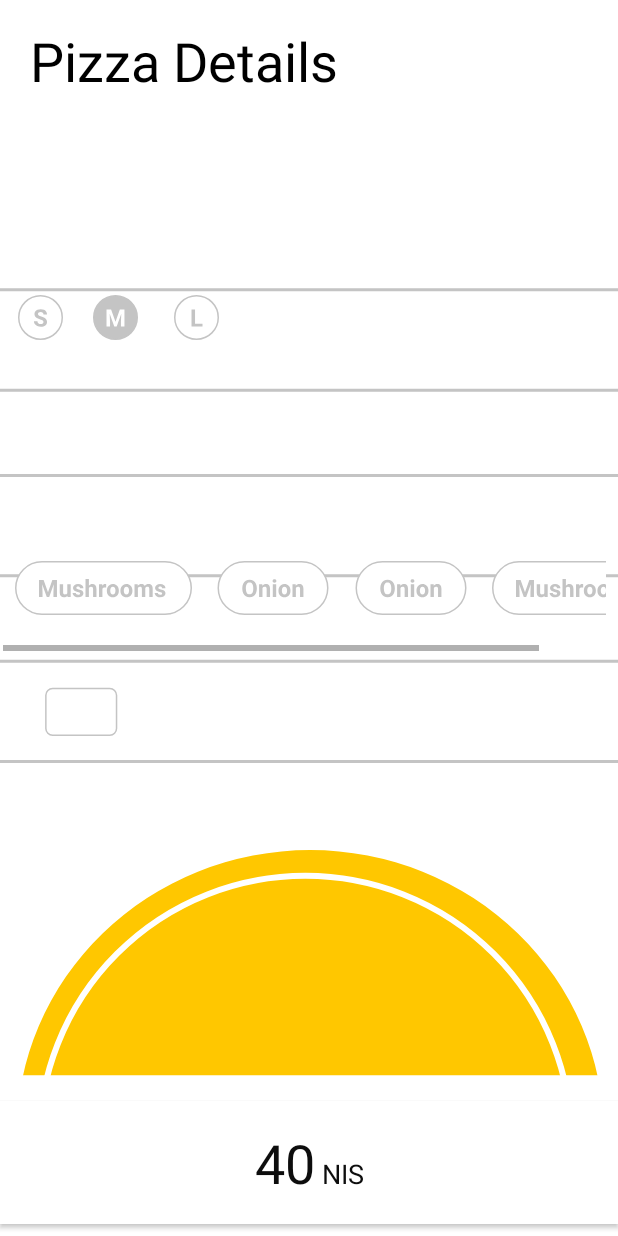
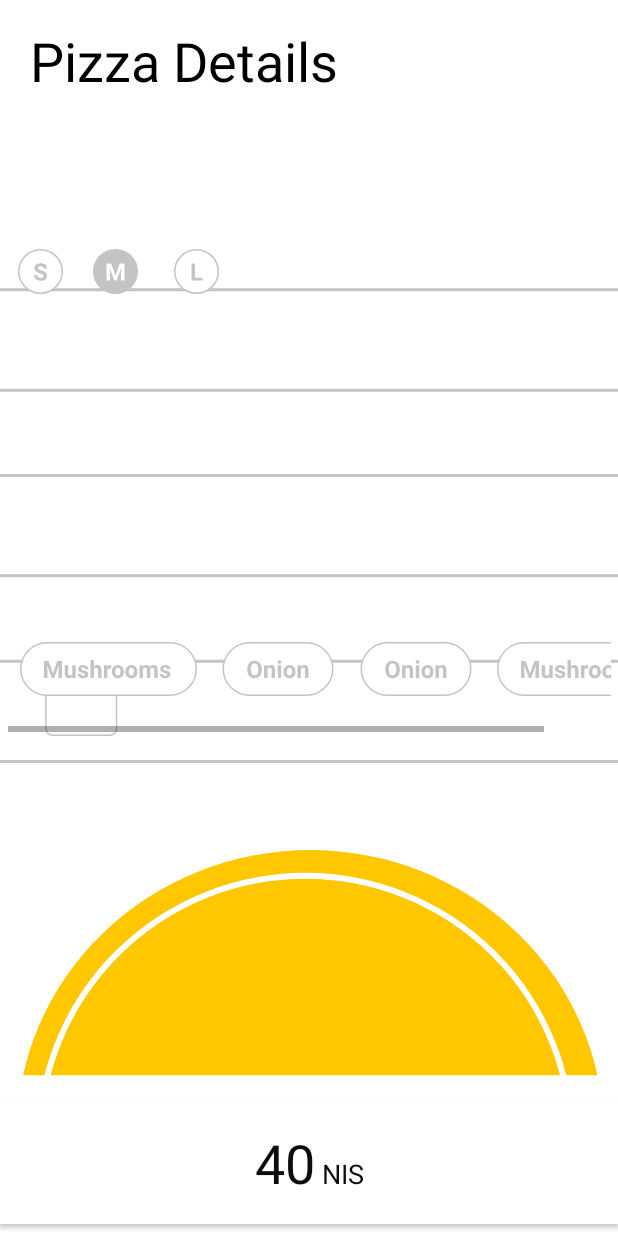
Before and after one commit to galpinto25/Pizzz, an Android app: the MainActivity screen opened directly, with no data from a screen before it, on a phone screen of 412 x 824 dp. Run offline under Robolectric (Android 15) with nearby library versions, the light colour scheme and no system bars; Roboto replaces fonts that are not available here.

Commit message:
fixed constraints

```diff
--- a/app/src/main/java/android/example/pizzz/MainActivity.java
+++ b/app/src/main/java/android/example/pizzz/MainActivity.java
@@ -49,7 +49,7 @@ public class MainActivity extends AppCompatActivity {
             mLbutton.setImageResource(R.drawable.ic_large_w);
         }
         mSize = pizzaSize;
-        SpannableString priceString=  new SpannableString(mPrice + mExtraPrice + currency);
+        SpannableString priceString = new SpannableString(mPrice + mExtraPrice + currency);
         int priceLen = Integer.toString(mPrice + mExtraPrice).length();
         priceString.setSpan(new RelativeSizeSpan(2f), 0, priceLen, 0); // set size
         mTotalPrice.setText(priceString);
@@ -67,7 +67,7 @@ public class MainActivity extends AppCompatActivity {
             mMushroomsbutton.setImageResource(R.drawable.ic_mushrooms_g);
             mExtraPrice += 5;
         }
-        SpannableString priceString=  new SpannableString(mPrice + mExtraPrice + currency);
+        SpannableString priceString = new SpannableString(mPrice + mExtraPrice + currency);
         int priceLen = Integer.toString(mPrice + mExtraPrice).length();
         priceString.setSpan(new RelativeSizeSpan(2f), 0, priceLen, 0); // set size
         mTotalPrice.setText(priceString);
@@ -85,7 +85,7 @@ public class MainActivity extends AppCompatActivity {
             mMushroomsbutton.setImageResource(R.drawable.ic_mushrooms);
             mExtraPrice -= 5;
         }
-        SpannableString priceString=  new SpannableString(mPrice + mExtraPrice + currency);
+        SpannableString priceString = new SpannableString(mPrice + mExtraPrice + currency);
         int priceLen = Integer.toString(mPrice + mExtraPrice).length();
         priceString.setSpan(new RelativeSizeSpan(2f), 0, priceLen, 0); // set size
         mTotalPrice.setText(priceString);
--- a/app/src/main/res/layout/activity_main.xml
+++ b/app/src/main/res/layout/activity_main.xml
@@ -29,8 +29,8 @@
         android:id="@+id/relativeLayout"
         android:layout_width="162dp"
         android:layout_height="62dp"
+        android:layout_marginTop="85dp"
         android:layout_marginEnd="24dp"
-        android:layout_marginTop="116dp"
         app:layout_constraintEnd_toEndOf="parent"
         app:layout_constraintHorizontal_bias="0.0"
         app:layout_constraintStart_toStartOf="parent"
@@ -42,8 +42,8 @@
             android:layout_height="wrap_content"
             android:layout_alignParentStart="true"
             android:layout_marginLeft="8dp"
+            android:layout_marginTop="16dp"
             android:layout_marginRight="8dp"
-            android:layout_marginTop="16dp"
             android:layout_toLeftOf="@+id/m_button"
             android:background="@null"
             android:contentDescription="TODO"
@@ -57,8 +57,8 @@
             android:layout_width="wrap_content"
             android:layout_height="wrap_content"
             android:layout_marginLeft="8dp"
+            android:layout_marginTop="16dp"
             android:layout_marginRight="8dp"
-            android:layout_marginTop="16dp"
             android:layout_toLeftOf="@+id/l_button"
             android:background="@null"
             android:contentDescription="TODO"
@@ -73,8 +73,8 @@
             android:layout_height="wrap_content"
             android:layout_alignParentRight="true"
             android:layout_marginLeft="16dp"
+            android:layout_marginTop="16dp"
             android:layout_marginRight="16dp"
-            android:layout_marginTop="16dp"
             android:background="@null"
             android:contentDescription="TODO"
             android:onClick="ClickL"
@@ -87,12 +87,12 @@
     <HorizontalScrollView
         android:layout_width="402dp"
         android:layout_height="76dp"
-        android:layout_marginBottom="390dp"
+        android:layout_marginStart="16dp"
         android:layout_marginEnd="8dp"
-        android:layout_marginStart="16dp"
+        android:layout_marginBottom="336dp"
         app:layout_constraintBottom_toBottomOf="parent"
         app:layout_constraintEnd_toEndOf="parent"
-        app:layout_constraintHorizontal_bias="1.0"
+        app:layout_constraintHorizontal_bias="0.8"
         app:layout_constraintStart_toStartOf="parent">
 
         <LinearLayout
@@ -100,10 +100,10 @@
             android:layout_height="wrap_content"
             android:gravity="center|start"
             android:orientation="horizontal"
-            android:paddingBottom="16dp"
+            android:paddingStart="8dp"
+            android:paddingTop="16dp"
             android:paddingEnd="8dp"
-            android:paddingStart="8dp"
-            android:paddingTop="16dp">
+            android:paddingBottom="16dp">
 
             <ImageButton
                 android:id="@+id/button_mushrooms"
@@ -122,8 +122,8 @@
                 android:layout_width="wrap_content"
                 android:layout_height="wrap_content"
                 android:layout_alignParentBottom="true"
+                android:layout_marginStart="16dp"
                 android:layout_marginBottom="0dp"
-                android:layout_marginStart="16dp"
                 android:background="@null"
                 android:contentDescription="TODO"
                 android:onClick="ClickOlives"
@@ -139,8 +139,8 @@
                 android:layout_width="wrap_content"
                 android:layout_height="wrap_content"
                 android:layout_alignParentBottom="true"
+                android:layout_marginStart="16dp"
                 android:layout_marginBottom="0dp"
-                android:layout_marginStart="16dp"
                 android:background="@null"
                 android:contentDescription="TODO"
                 android:onClick="ClickOlives"
@@ -155,8 +155,8 @@
                 android:id="@+id/button_peperoni"
                 android:layout_width="wrap_content"
                 android:layout_height="wrap_content"
+                android:layout_marginStart="16dp"
                 android:layout_marginBottom="0dp"
-                android:layout_marginStart="16dp"
                 android:background="@null"
                 android:contentDescription="TODO"
                 android:onClick="ClickOlives"
```
